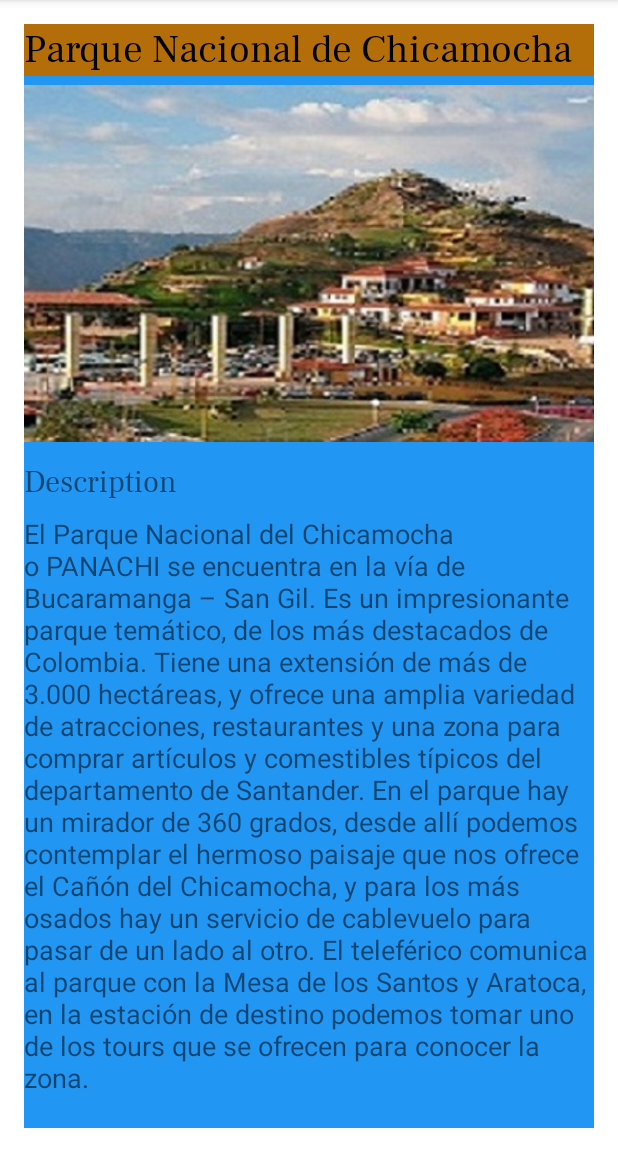
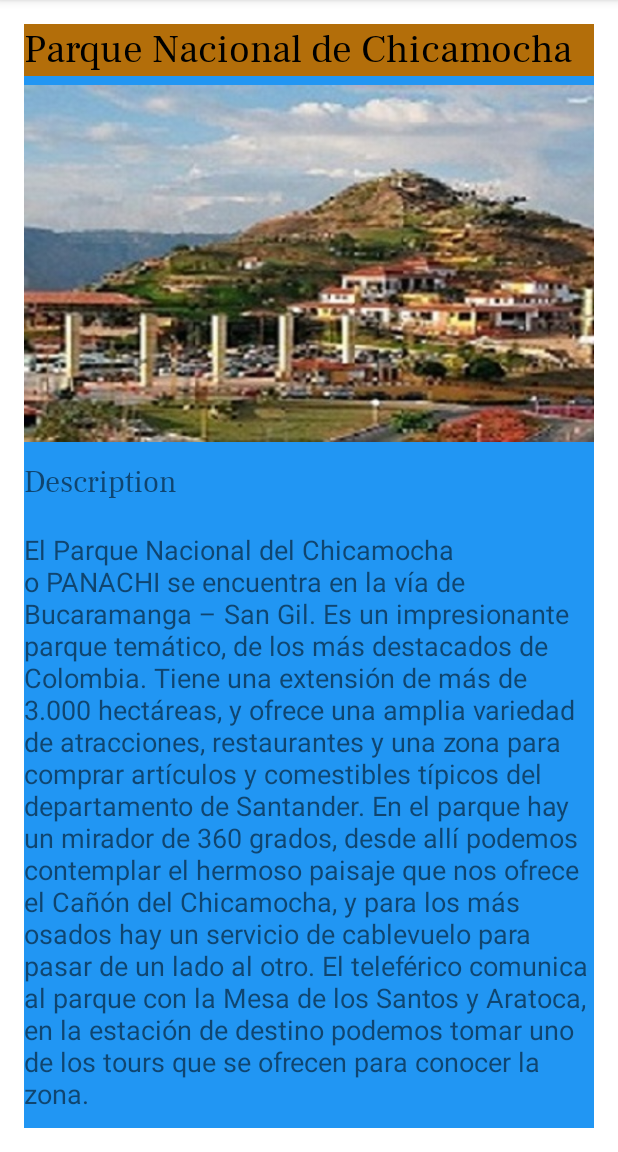
Before and after one commit to MINTIC-Group-14th/MyCities, an Android app: the screen it shows after launch (MainActivity), on a phone screen of 412 x 824 dp, the part 84-1236 px from its top. Run offline under Robolectric (Android 15) with nearby library versions, the phone set to English and light mode, and no system bars.

Commit message:
My First Commit Corregido

```diff
--- a/app/src/main/res/layout/activity_main.xml
+++ b/app/src/main/res/layout/activity_main.xml
@@ -37,7 +37,7 @@
     <TextView
         android:id="@+id/LblDescription"
         style="@android:style/Widget.TextView"
-        android:layout_width="0dp"
+        android:layout_width="match_parent"
         android:layout_height="wrap_content"
         android:layout_marginTop="8dp"
         android:fontFamily="@font/frank_ruhl_libre"
@@ -50,7 +50,7 @@
     <TextView
         android:id="@+id/Description"
         android:layout_width="wrap_content"
-        android:layout_height="0dp"
+        android:layout_height="wrap_content"
         android:layout_marginTop="8dp"
         android:text="@string/Description"
         android:textSize="18sp"
```
